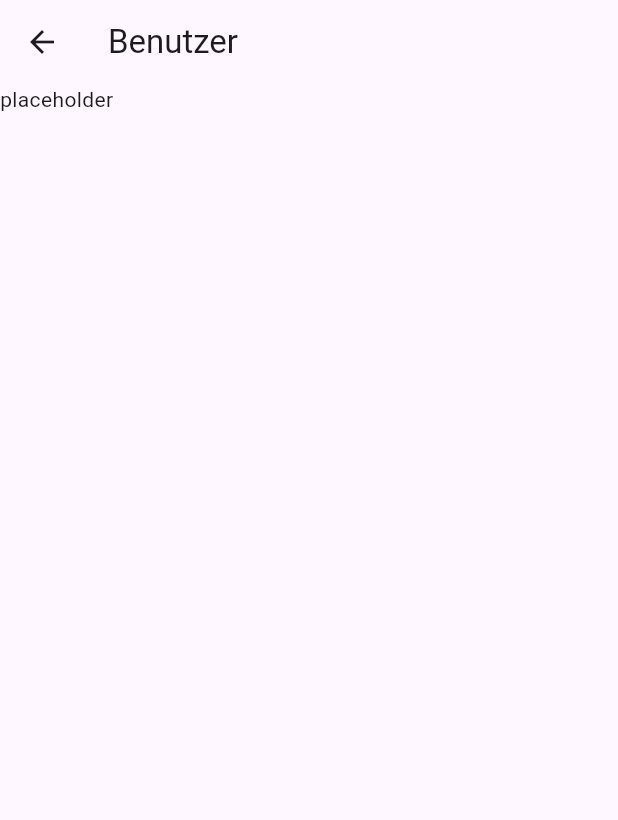
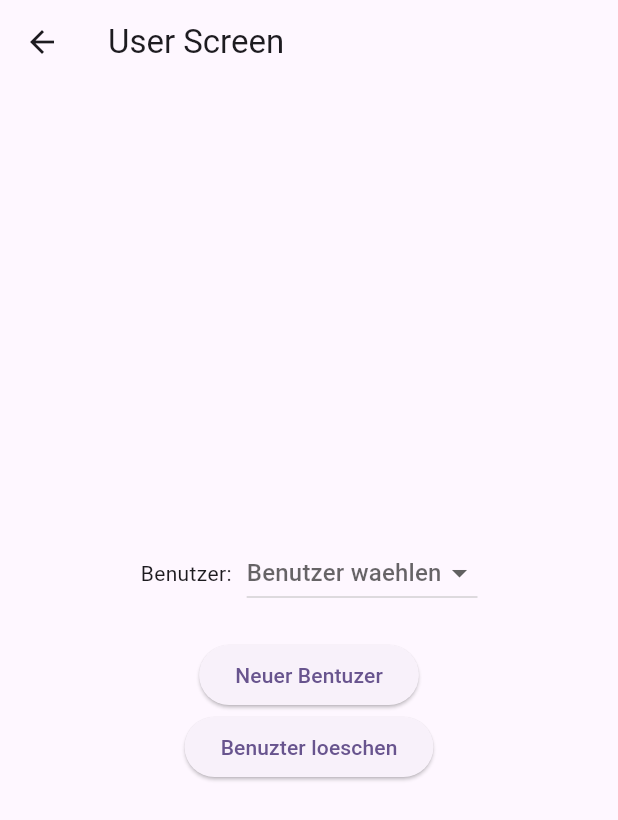
Before and after one commit to flaver12/flutter-juventus-schule-app, a Flutter app: the UserSelect screen opened directly, on a phone screen of 412 x 824 dp. Shown: the top 820 px of the screen. Run offline on Flutter 3.47's test engine with Material 3 defaults, Android fonts, the phone set to English and light mode, and no system bars; missing offline and left inert: dart:ffi.

Commit message:
user selection implemented

```diff
--- a/lib/user.dart
+++ b/lib/user.dart
@@ -6,14 +6,119 @@ class UserSelect extends StatefulWidget {
 }
 
 class _UserSelect extends State<UserSelect> {
+  String? _selectedUser;
+  List<String> _users = ["user 1", "user 2", "user 3"];
+
+  void _showNewUserdialog() {
+    showDialog(context: context, builder: (BuildContext context) {
+      String newUser = '';
+      return AlertDialog(
+        title: Text("Neuer Benutzer"),
+        content: TextField(
+          onChanged: (value) {
+            newUser = value;
+          },
+          decoration: InputDecoration(hintText: "Namen eingeben"),
+        ),
+        actions: [
+          TextButton(
+            onPressed: () {
+              Navigator.of(context).pop(); // Close the dialog
+            },
+            child: Text("Abbrechen"),
+          ),
+          TextButton(
+            onPressed: () {
+              setState(() {
+                _users.add(newUser);
+                _selectedUser = newUser;
+              });
+              Navigator.of(context).pop(); // Close the dialog
+            },
+            child: Text("Bestaetigen"),
+          ),
+        ],
+      );
+    });
+  }
+
+  void _showUserDeleteDialog() {
+    showDialog(context: context, builder: (BuildContext context) {
+      return AlertDialog(
+        title: Text("Benutzer loeschen"),
+        content: Text(_selectedUser! + " loeschen?"),
+        actions: [
+          TextButton(
+            onPressed: () {
+              Navigator.of(context).pop(); // Close the dialog
+            },
+            child: Text("Abbrechen"),
+          ),
+          TextButton(
+            onPressed: () {
+              setState(() {
+                _users.remove(_selectedUser);
+                _selectedUser = _users.firstOrNull;
+              });
+              Navigator.of(context).pop(); // Close the dialog
+            },
+            child: Text("Bestaetigen"),
+          ),
+        ],
+      );
+    });
+  }
+
   @override
   Widget build(BuildContext context) {
     return Scaffold(
       appBar: AppBar(
-        title: Text('Benutzer'),
+        title: Text('User Screen'),
       ),
-      body:
-        Text('placeholder'),
+      body: Center(
+        child: Column(
+          mainAxisAlignment: MainAxisAlignment.center,
+          children: [
+            Row(
+              mainAxisSize: MainAxisSize.min,
+              children: [
+                Text('Benutzer:'),
+                SizedBox(width: 10),
+                DropdownButton<String>(
+                  value: _selectedUser,
+                  hint: Text("Benutzer waehlen"),
+                  items: _users.map((String user) {
+                    return DropdownMenuItem<String>(
+                      value: user,
+                      child: Text(user),
+                    );
+                  }).toList(),
+                  onChanged: (String? newValue) {
+                    setState(() {
+                      _selectedUser = newValue;
+                    });
+                  },
+                ),
+              ],
+            ),
+            SizedBox(height: 20),
+            ElevatedButton(
+              onPressed: () {
+                _showNewUserdialog();
+              },
+              child: Text('Neuer Bentuzer'),
+            ),
+            ElevatedButton(
+              onPressed: () {
+                if (_selectedUser != null) {
+                  _showUserDeleteDialog();
+                }
+              },
+              child: Text('Benuzter loeschen'),
+            ),
+          ],
+        ),
+      ),
     );
   }
 }
```
